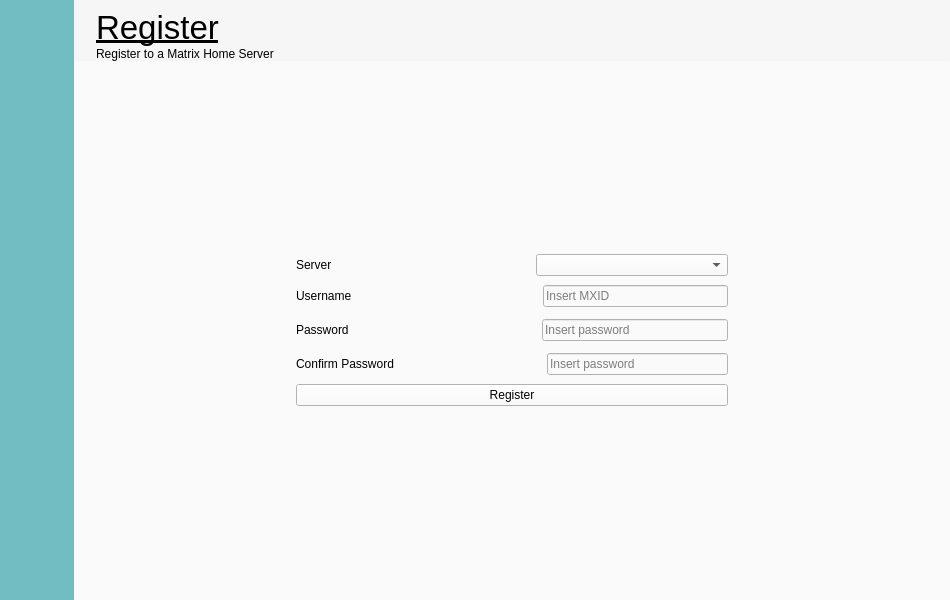
The window that qml/ui/register.ui (Nordgedanken/Morpheus) describes before a commit, drawn with Qt 5.
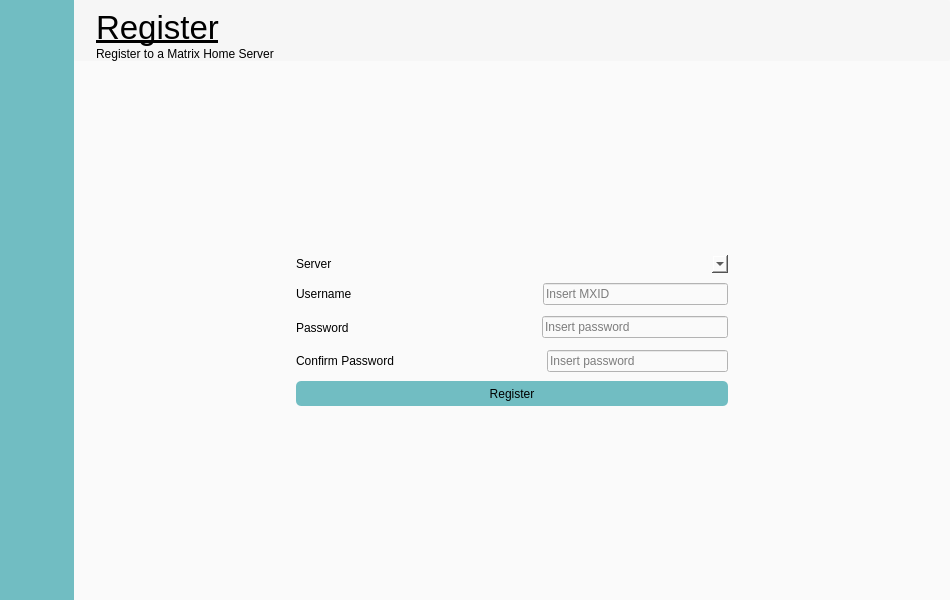
The same window after the commit. Icons and pictures are not drawn.

Commit message: Some minimal UI stylings on the Register Page

Diff of the .ui file:
```diff
--- a/qml/ui/register.ui
+++ b/qml/ui/register.ui
@@ -554,6 +554,21 @@
                    <verstretch>0</verstretch>
                   </sizepolicy>
                  </property>
+                 <property name="styleSheet">
+                  <string notr="true">QComboBox {
+    border-radius: 3px;
+    padding: 1px 18px 1px 3px;
+}
+
+QComboBox::down-arrow {
+    image: url(:/qml/icons/ic_arrow_drop_down_black_48px.svg);
+}
+
+QComboBox::down-arrow:on { /* shift the arrow when popup is open */
+    top: 1px;
+    left: 1px;
+}</string>
+                 </property>
                  <property name="editable">
                   <bool>false</bool>
                  </property>
@@ -765,6 +780,17 @@
             </item>
             <item>
              <widget class="QPushButton" name="RegisterButton">
+              <property name="styleSheet">
+               <string notr="true">QPushButton {
+    border-radius: 5px;
+    background-color: rgb(113, 189, 194);
+	min-height: 25px;
+}
+
+QPushButton:default {
+    border-color: navy; /* make the default button prominent */
+}</string>
+              </property>
               <property name="text">
                <string>Register</string>
               </property>
```
The commit also changes 2 other files.
